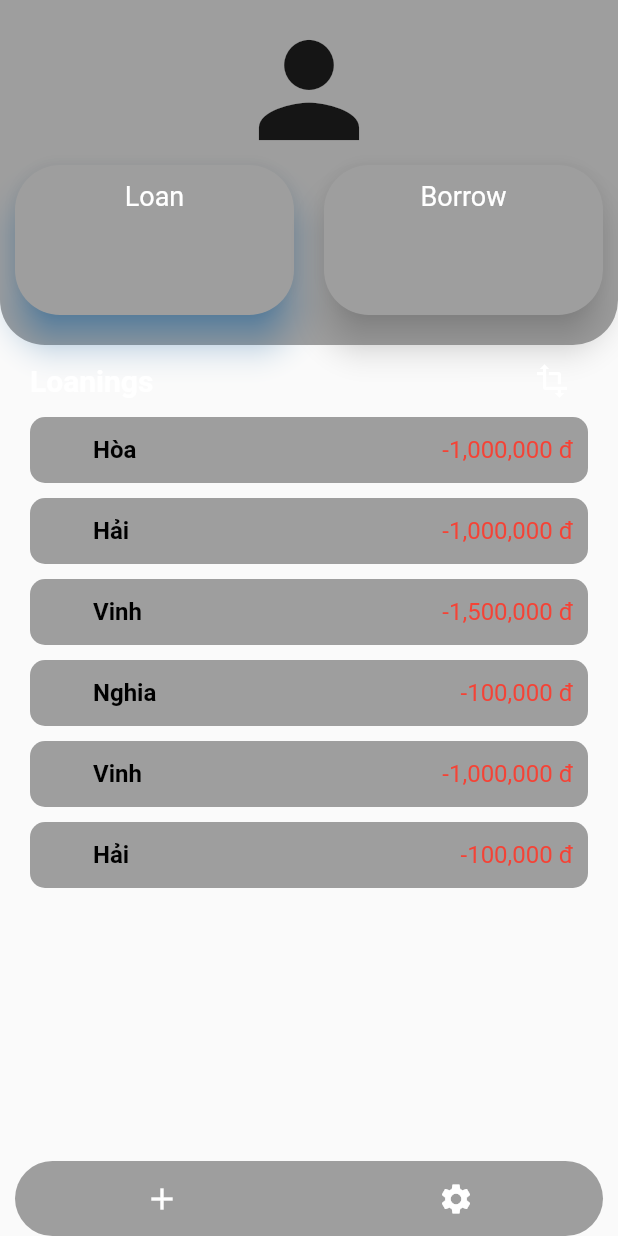
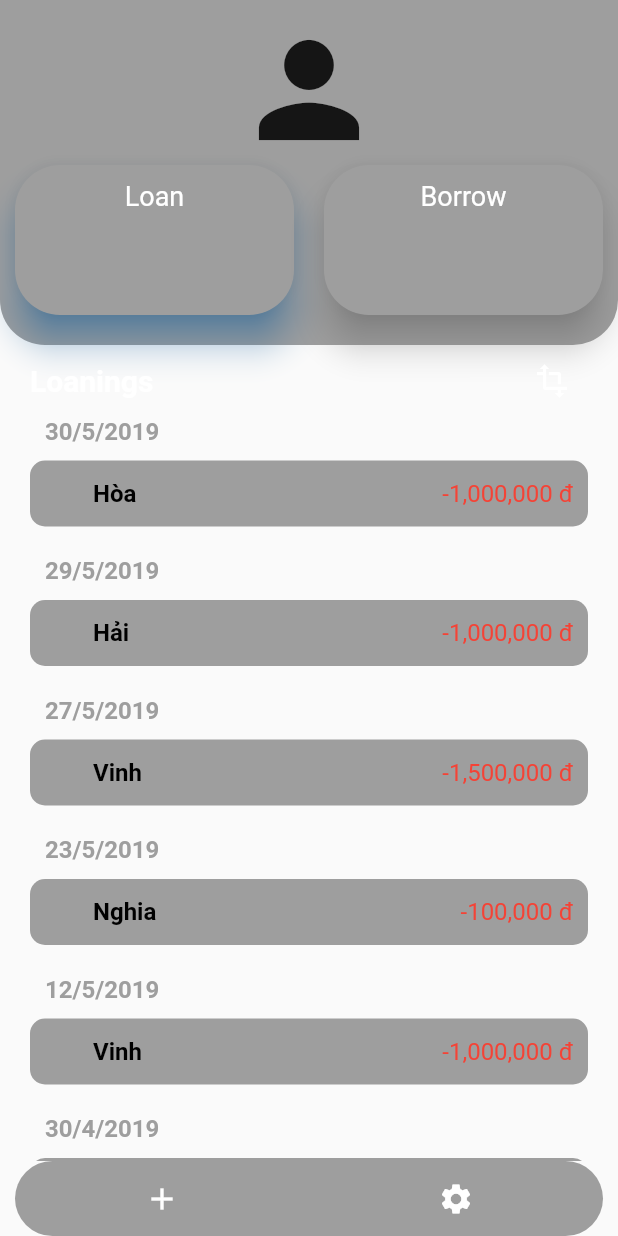
Before and after one commit to phanbaohuy96/Flutter_ProfileManager, a Flutter app: the ManagementLoanAndBorrowPage widget shown alone on an empty page, opened directly with empty values, on a phone screen of 412 x 824 dp. Run offline on Flutter 3.47's test engine with Material 2 defaults, Android fonts, the phone set to English and light mode, and no system bars; our stand-ins replace bloc, equatable, flutter_bloc, local_auth.

Commit message:
-Refractory controller.

```diff
--- a/lib/controller/controller_utils.dart
+++ b/lib/controller/controller_utils.dart
@@ -1,3 +1,48 @@
 class ControllerUtils{
+  static ControllerUtils instance = ControllerUtils._internal();
 
+  factory ControllerUtils(){
+    return instance;
+  }
+
+  ControllerUtils._internal();
+
+  String getDateString(DateTime date)
+  {
+    var currentDate = DateTime.now();
+    if(currentDate.day == date.day && currentDate.month == date.month && currentDate.year == date.year) return "Today";
+    if(currentDate.difference(date).inDays <= currentDate.weekday - 1){
+      switch(date.weekday)
+      {
+        case DateTime.monday: return "Monday";
+        case DateTime.tuesday: return "Tuesday";
+        case DateTime.wednesday: return "Wednesday";
+        case DateTime.thursday: return "Thursday";
+        case DateTime.friday: return "Friday";
+        case DateTime.saturday: return "Saturday";
+        case DateTime.sunday: return "Sunday";
+      }
+    }
+
+    return "${date.day}/${date.month}/${date.year}";
+  }
+
+  String getCostVND(String costStr)
+  {
+    String result = " đ";
+    int count = 0;
+    for(int i = costStr.length - 1; i >= 0; i--)
+    {
+      if(count == 3)
+      {
+        result = costStr[i] + "," + result;
+        count = 1;
+      }
+      else{
+        result = costStr[i] + result;
+        count ++;
+      }
+    }
+    return result;
+  }
 }
--- a/lib/controller/loan_borrow_controler.dart
+++ b/lib/controller/loan_borrow_controler.dart
@@ -1,3 +1,4 @@
+import 'package:profile_manager/controller/controller_utils.dart';
 import 'package:profile_manager/models/loan_and_borrow.dart';
 
 class LoanAndBorrowController{
@@ -42,4 +43,10 @@ class LoanAndBorrowController{
     }
     return _borrowings;
   }
+
+  String getCostLABVND(LoanAndBorrow lab)
+  {
+    String result = ControllerUtils.instance.getCostVND(lab.cost);
+    return lab.isBorrow? "+" + result : "-" + result;
+  }
 }
--- a/lib/models/loan_and_borrow.dart
+++ b/lib/models/loan_and_borrow.dart
@@ -7,26 +7,6 @@ class LoanAndBorrow{
   DateTime date;
 
   LoanAndBorrow(this.transactionPerson, this.cost, this.description, this.isBorrow, this.date, {this.isReturned = false});
-
-  getCostVND()
-  {
-    String costStr = cost;
-    String result = " đ";
-    int count = 0;
-    for(int i = costStr.length - 1; i >= 0; i--)
-    {
-      if(count == 3)
-      {
-        result = costStr[i] + "," + result;
-        count = 1;
-      }
-      else{
-        result = costStr[i] + result;
-        count ++;
-      }
-    }
-    return isBorrow? "+" + result : "-" + result;
-  }
 
   hasDescription() => description != "";
 }
--- a/lib/views/commons/loan_borrow_item_view.dart
+++ b/lib/views/commons/loan_borrow_item_view.dart
@@ -1,4 +1,5 @@
 import 'package:flutter/material.dart';
+import 'package:profile_manager/controller/loan_borrow_controler.dart';
 import 'package:profile_manager/models/loan_and_borrow.dart';
 
 class LoanAndBorrowItem extends StatefulWidget {
@@ -77,7 +78,7 @@ class _LoanAndBorrowItemState extends State<LoanAndBorrowItem> with SingleTicker
                         children: <Widget>[
                           Text(widget.loanAndBorrow.transactionPerson, style: TextStyle(fontWeight: FontWeight.bold, color: Colors.black, fontSize: 16)),
                           SizedBox(height: 3,),
-                          Text(widget.loanAndBorrow.getCostVND(), style: TextStyle(color: widget.loanAndBorrow.isBorrow? Colors.green : Colors.red, fontSize: 16)),
+                          Text(LoanAndBorrowController.instance.getCostLABVND(widget.loanAndBorrow), style: TextStyle(color: widget.loanAndBorrow.isBorrow? Colors.green : Colors.red, fontSize: 16)),
                         ],
                       ),
                       _isExpanded && widget.loanAndBorrow.hasDescription() ?
--- a/lib/views/commons/textfield_numberic_password.dart
+++ b/lib/views/commons/textfield_numberic_password.dart
@@ -40,7 +40,6 @@ class _TextfieldNumbericPasswordState extends State<TextfieldNumbericPassword> {
 
   @override
   void initState() {
-    print("initState");
     maxPassLength = widget.passLength;
     _textController = TextEditingController();
     _focusNode = new FocusNode();
--- a/lib/views/pages/management_page/management_loan_borrow_page.dart
+++ b/lib/views/pages/management_page/management_loan_borrow_page.dart
@@ -1,4 +1,5 @@
 import 'package:flutter/material.dart';
+import 'package:profile_manager/controller/controller_utils.dart';
 import 'package:profile_manager/controller/loan_borrow_controler.dart';
 import 'package:profile_manager/models/loan_and_borrow.dart';
 import 'package:profile_manager/views/commons/loan_borrow_item_view.dart';
@@ -145,6 +146,7 @@ class _ManagementLoanAndBorrowPageState extends State<ManagementLoanAndBorrowPag
                   padding: EdgeInsets.zero,
                   shrinkWrap: true,
                   itemBuilder: (context, idx){
+                    return buildLoanAndBorrow(_getData()[idx], idx);
                     return LoanAndBorrowItem(
                       _getData()[idx],
                       backgroundColor: widget.mainColor,
@@ -184,6 +186,35 @@ class _ManagementLoanAndBorrowPageState extends State<ManagementLoanAndBorrowPag
     else return LoanAndBorrowController.instance.getBorrowings();
   }
 
+  String _labDate;
+
+  Widget buildLoanAndBorrow(LoanAndBorrow lab, int idx){
+    Text dateSoft;
+    if(_labDate == null || _labDate != ControllerUtils.instance.getDateString(lab.date))
+    {
+      dateSoft = Text(ControllerUtils.instance.getDateString(lab.date), style: TextStyle(fontWeight: FontWeight.bold, color: Colors.grey, fontSize: 16),);
+      _labDate = ControllerUtils.instance.getDateString(lab.date);
+    }
+
+    var labItem = LoanAndBorrowItem(
+      lab,
+      backgroundColor: widget.mainColor,
+      onLongPress: (idx){
+        print(idx);
+      },
+    );
+
+    return dateSoft != null ?  Column(
+      crossAxisAlignment: CrossAxisAlignment.start,
+      children: <Widget>[
+        SizedBox(height: idx != 0? 10 : 0,),
+        Padding( padding: EdgeInsets.only(bottom: 10, left: 10), child: dateSoft,),
+        labItem
+      ],
+    )
+    : labItem;
+  }
+
   List<Widget> _buildBottomBar()
   {
     return [
```
Also changed, not shown: lib/controller/utility_billing_controller.dart (added, +19 -0 lines), lib/models/billing_card.dart (+0 -40 lines), lib/views/pages/management_page/management_utility_billing_page.dart (+8 -6 lines).
